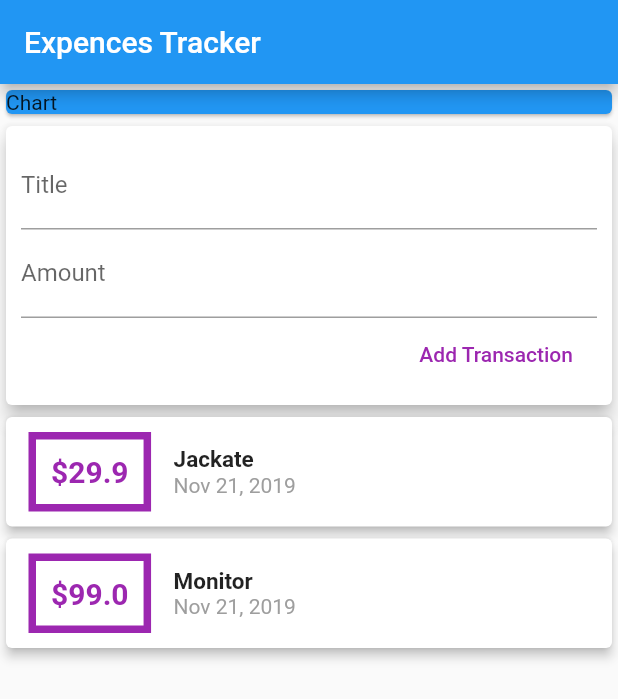
After one commit to raniket/flutter-expences-tracker, a Flutter app: the screen it shows after launch, on a phone screen of 412 x 824 dp. The commit adds this screen. Shown: the top 699 px of the screen. Run offline on Flutter 3.47's test engine with Material 2 defaults, Android fonts, the phone set to English and light mode, and no system bars.

Commit message:
scrolling using SingleChildScrollView

```diff
--- a/lib/transaction.dart
+++ b/lib/models/transaction.dart
@@ -1,5 +1,3 @@
-import 'package:flutter/foundation.dart';
-
 class Transaction {
   final String id;
   final String title;
--- /dev/null
+++ b/lib/widgets/new_transaction.dart
@@ -0,0 +1,43 @@
+import 'package:flutter/material.dart';
+
+class NewTransaction extends StatelessWidget {
+  final Function addNewTransaction;
+  final titleController = TextEditingController();
+  final amountController = TextEditingController();
+
+  NewTransaction(this.addNewTransaction);
+
+  @override
+  Widget build(BuildContext context) {
+    return Card(
+              elevation: 5,
+              child: Container(
+                padding: EdgeInsets.symmetric(vertical: 10, horizontal: 10),
+                child: Column(
+                  crossAxisAlignment: CrossAxisAlignment.end,
+                  children: <Widget>[
+                    TextField(
+                      decoration: InputDecoration(labelText: 'Title'),
+                      controller: titleController,
+                    ),
+                    TextField(
+                      decoration: InputDecoration(labelText: 'Amount'),
+                      controller: amountController,
+                    ),
+                    FlatButton(
+                      onPressed: () {
+                        print(titleController.text);
+                        print(amountController.text);
+                        addNewTransaction(titleController.text, double.parse(amountController.text));
+                      },
+                      textColor: Colors.purple,
+                      child: Text(
+                        'Add Transaction',
+                      ),
+                    )
+                  ],
+                ),
+              ),
+            );
+  }
+}
--- /dev/null
+++ b/lib/widgets/transaction_list.dart
@@ -0,0 +1,62 @@
+import 'package:flutter/material.dart';
+import 'package:intl/intl.dart';
+
+import '../models/transaction.dart';
+
+class TransactionList extends StatelessWidget {
+  final List<Transaction> transactions;
+
+  TransactionList(this.transactions);
+
+  @override
+  Widget build(BuildContext context) {
+    return Container(
+      height: 300,
+      child: SingleChildScrollView(
+        child: Column(
+          children: <Widget>[
+            ...(transactions as List<Transaction>).map((tx) {
+              return Card(
+                elevation: 3,
+                child: Row(
+                  children: <Widget>[
+                    Container(
+                      margin:
+                          EdgeInsets.symmetric(vertical: 10, horizontal: 15),
+                      decoration: BoxDecoration(
+                          border: Border.all(width: 5, color: Colors.purple)),
+                      padding: EdgeInsets.all(10),
+                      child: Text(
+                        '\$${tx.amount}',
+                        style: TextStyle(
+                          color: Colors.purple,
+                          fontSize: 20,
+                          fontWeight: FontWeight.bold,
+                        ),
+                      ),
+                    ),
+                    Column(
+                      mainAxisAlignment: MainAxisAlignment.spaceBetween,
+                      crossAxisAlignment: CrossAxisAlignment.start,
+                      children: <Widget>[
+                        Text(
+                          tx.title,
+                          style: TextStyle(
+                              fontSize: 15, fontWeight: FontWeight.bold),
+                        ),
+                        Text(
+                          DateFormat.yMMMd().format(tx.date),
+                          style: TextStyle(color: Colors.grey),
+                        ),
+                      ],
+                    )
+                  ],
+                ),
+              );
+            }).toList(),
+          ],
+        ),
+      ),
+    );
+  }
+}
--- /dev/null
+++ b/lib/widgets/user_transaction.dart
@@ -0,0 +1,50 @@
+import 'package:flutter/material.dart';
+
+import '../models/transaction.dart';
+import './new_transaction.dart';
+import './transaction_list.dart';
+
+class UserTransaction extends StatefulWidget {
+  @override
+  _UserTransactionState createState() => _UserTransactionState();
+}
+
+class _UserTransactionState extends State<UserTransaction> {
+  final List<Transaction> _userTransactions = [
+    Transaction(
+      id: 't1',
+      title: 'Jackate',
+      amount: 29.9,
+      date: DateTime.now(),
+    ),
+    Transaction(
+      id: 't1',
+      title: 'Monitor',
+      amount: 99.0,
+      date: DateTime.now(),
+    ),
+  ];
+
+  // Add a new transaction to the _userTransactions list.
+  void _addNewTransaction(String txTitle, double txAmount) {
+    final newTransaction = Transaction(
+      id: DateTime.now().toString(),
+      title: txTitle,
+      amount: txAmount,
+      date: DateTime.now(),
+    );
+    setState(() {
+      _userTransactions.add(newTransaction);
+    });
+  }
+
+  @override
+  Widget build(BuildContext context) {
+    return Column(
+      children: <Widget>[
+        NewTransaction(_addNewTransaction),
+        TransactionList(_userTransactions),
+      ],
+    );
+  }
+}
```
Also changed, not shown: lib/main.dart (+5 -95 lines).
